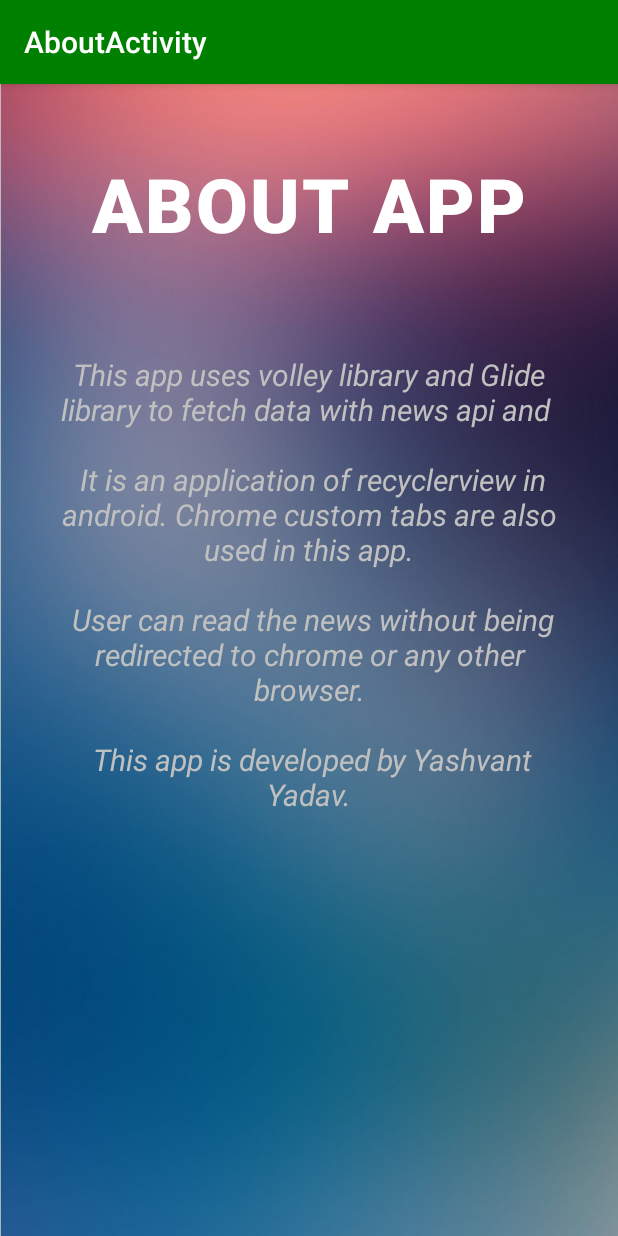
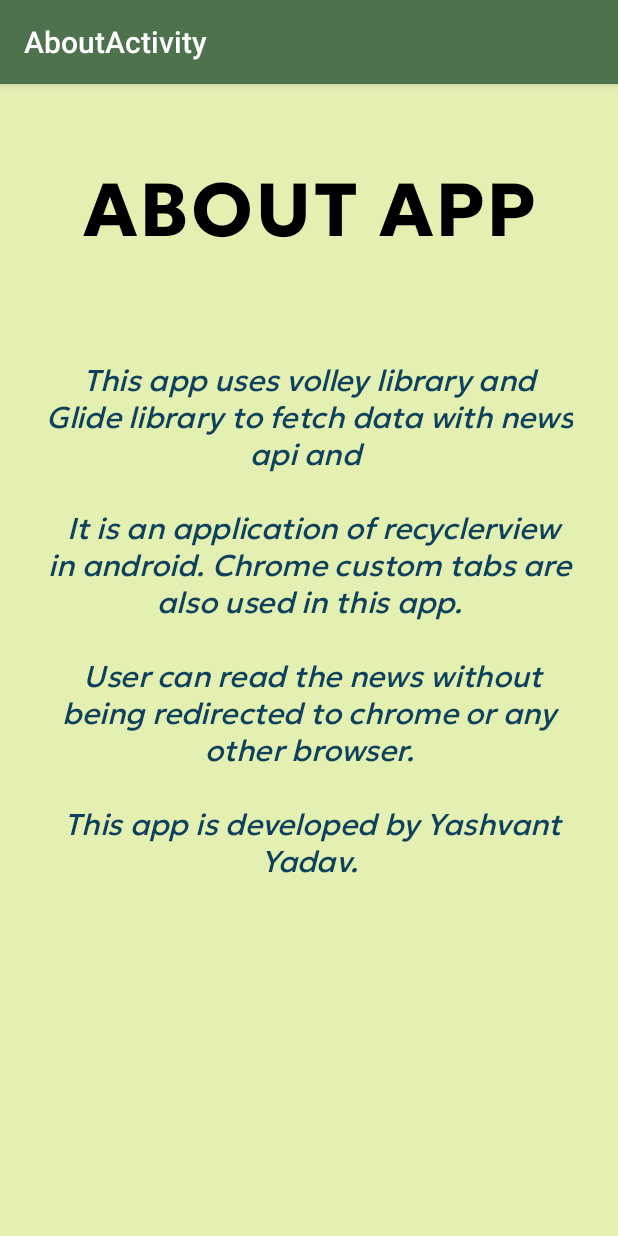
Before and after one commit to YadavYashvant/NewsFeedr, an Android app: the AboutActivity screen opened directly, with no data from a screen before it, on a phone screen of 412 x 824 dp. Run offline under Robolectric (Android 15) with nearby library versions, the phone set to English and light mode, and no system bars; network calls fail.

Commit message:
UI Updated

```diff
--- a/app/src/main/res/drawable/txt_container.xml
+++ b/app/src/main/res/drawable/txt_container.xml
@@ -1,5 +1,5 @@
 <?xml version="1.0" encoding="utf-8"?>
 <shape android:shape="rectangle" xmlns:android="http://schemas.android.com/apk/res/android">
-    <solid android:color="#B7CA67"/>
+    <solid android:color="#E4F0B2"/>
     <corners android:bottomLeftRadius="10dp" android:bottomRightRadius="10dp" android:topRightRadius="18dp" android:topLeftRadius="18dp"/>
 </shape>
--- a/app/src/main/res/layout/activity_about.xml
+++ b/app/src/main/res/layout/activity_about.xml
@@ -5,21 +5,21 @@
     android:layout_width="match_parent"
     android:layout_height="match_parent"
     tools:context=".AboutActivity"
-    android:background="@drawable/blurredbg_about">
+    android:background="#E4F0B2">
 
     <TextView
         android:id="@+id/txtAbout"
         android:layout_width="match_parent"
         android:layout_height="100dp"
         android:layout_marginTop="30dp"
-        android:textColor="@color/white"
+        android:textColor="@color/black"
         android:text="ABOUT APP"
         android:textAlignment="center"
         android:gravity="center"
         android:textSize="50sp"
         android:textStyle="bold"
         android:letterSpacing=".03"
-        android:fontFamily="sans-serif-black"
+        android:fontFamily="@font/geologica_auto_bold"
         app:layout_constraintLeft_toRightOf="parent"
         app:layout_constraintTop_toTopOf="parent" />
 
@@ -36,7 +36,9 @@
             android:layout_height="match_parent"
             android:text="@string/AbtApp"
             android:textStyle="italic"
-            android:textColor="@color/silver"
+
+            android:fontFamily="@font/geologica_auto_regular"
+            android:textColor="#0E415C"
             android:textAlignment="center"
             android:textSize="20sp"
             android:layout_margin="30dp"
--- a/app/src/main/res/layout/activity_main.xml
+++ b/app/src/main/res/layout/activity_main.xml
@@ -14,7 +14,7 @@
         android:layout_height="match_parent"
         android:layout_marginLeft="5dp"
         android:layout_marginRight="5dp"
-        android:layout_marginTop="3dp"
+        android:layout_marginTop="0dp"
         tools:context=".MainActivity">
 
         <androidx.recyclerview.widget.RecyclerView
--- a/app/src/main/res/layout/nav_header.xml
+++ b/app/src/main/res/layout/nav_header.xml
@@ -3,7 +3,7 @@
     xmlns:app="http://schemas.android.com/apk/res-auto"
     android:layout_width="match_parent"
     android:layout_height="150dp"
-    android:background="@color/gray">
+    android:background="@color/green">
     <ImageView
         android:id="@+id/imghead"
         android:layout_width="80dp"
--- a/app/src/main/res/menu/nav_drawer_menu.xml
+++ b/app/src/main/res/menu/nav_drawer_menu.xml
@@ -4,7 +4,8 @@
     <item
         android:id="@+id/miItem1"
         android:onClick="openHome"
-        android:title="Exit"/>
+        android:title="Exit"
+        />
 
     <item
         android:id="@+id/miItem2"
--- a/app/src/main/res/values/colors.xml
+++ b/app/src/main/res/values/colors.xml
@@ -12,7 +12,7 @@
     <color name="aqua">#00FFFF</color>
     <color name="lime">#00FF00</color>
     <color name="teal">#008080</color>
-    <color name="green">#008000</color>
+    <color name="green">#4D724D</color>
     <color name="blue">#0000FF</color>
     <color name="navy">#000080</color>
     <color name="black">#000000</color>
```
Also changed, not shown: app/src/main/res/layout/item_views.xml (+9 -3 lines).
